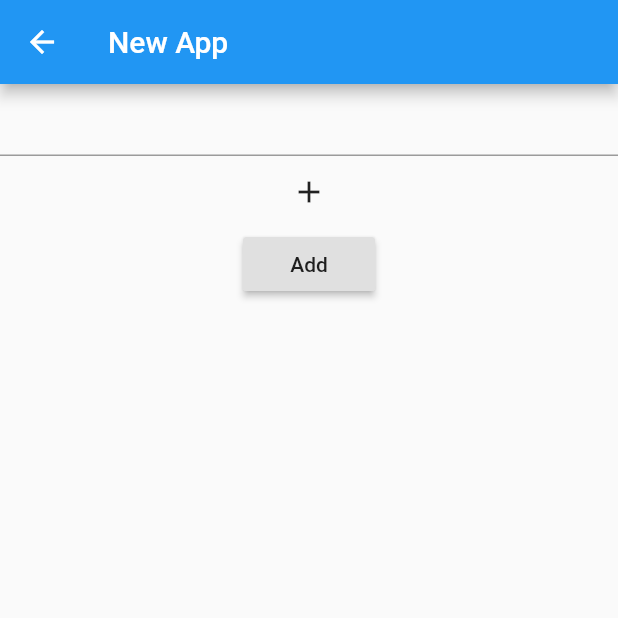
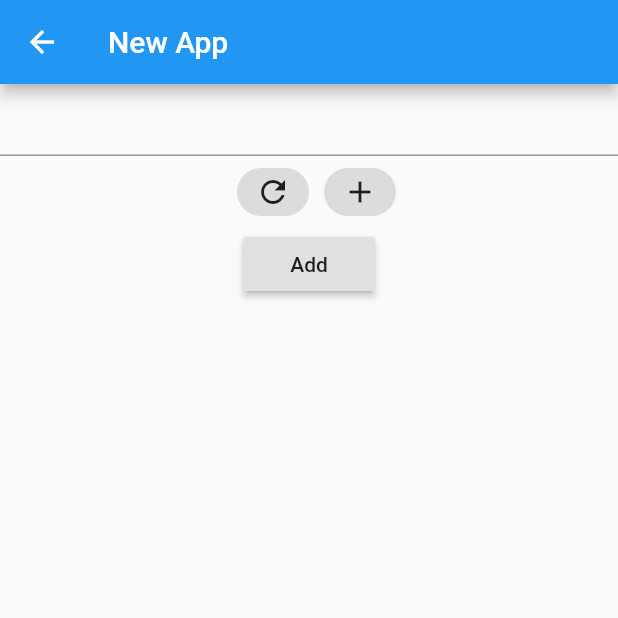
Before and after one commit to nicolas-andalaft/app_bundles, a Flutter app: the screen it shows after launch, after a tap on the "add" icon, on a phone screen of 412 x 824 dp, the top half of it. Run offline on Flutter 3.47's test engine with Material 2 defaults, Android fonts, the phone set to English and light mode, and no system bars; our stand-ins replace sqflite; missing offline and left inert: google_play_store_scraper_dart, receive_sharing_intent; accounts and stored records are empty; statements that could not run were skipped.

```diff
--- a/lib/main.dart
+++ b/lib/main.dart
@@ -20,7 +20,7 @@ class MyApp extends StatelessWidget {
       initialRoute: '/home',
       routes: {
         '/home': (context) => Homepage(),
-        '/appform': (context) => BookmarkForm(),
+        '/appform': (context) => AppForm(),
         '/bundleform': (context) => BundleForm(),
       },
     );
--- a/lib/screens/app_form.dart
+++ b/lib/screens/app_form.dart
@@ -5,16 +5,19 @@ import 'package:app_bundles/models/bundle.dart';
 
 import 'package:flutter/material.dart';
 
-class BookmarkForm extends StatefulWidget {
+class AppForm extends StatefulWidget {
+  final String appId;
+  const AppForm({this.appId});
+
   @override
-  _BookmarkFormState createState() => _BookmarkFormState();
+  _AppFormState createState() => _AppFormState();
 }
 
-class _BookmarkFormState extends State<BookmarkForm> {
+class _AppFormState extends State<AppForm> {
   final _formKey = GlobalKey<FormState>();
-  final _appLinkController = TextEditingController();
+  final _appIdController = TextEditingController();
   int _bundleIndex = 0;
-  List<Bundle> _bundles = List();
+  List<Bundle> _bundles;
 
   void _getBundleList() {
     BundleDao.readAll().then((data) => setState(() => _bundles = data));
@@ -22,8 +25,9 @@ class _BookmarkFormState extends State<BookmarkForm> {
 
   @override
   void initState() {
+    super.initState();
     _getBundleList();
-    super.initState();
+    _appIdController.text = widget.appId;
   }
 
   @override
@@ -36,7 +40,7 @@ class _BookmarkFormState extends State<BookmarkForm> {
           mainAxisSize: MainAxisSize.min,
           children: [
             TextFormField(
-              controller: _appLinkController,
+              controller: _appIdController,
               validator: (text) {
                 if (text.isEmpty)
                   return 'Required';
@@ -46,8 +50,11 @@ class _BookmarkFormState extends State<BookmarkForm> {
             ),
             Wrap(
               spacing: 10,
+              children: [
+                Wrap(
+                  spacing: 10,
                   children: List.generate(
-                _bundles.length,
+                    _bundles != null ? _bundles.length : 0,
                     (index) => ChoiceChip(
                       label: Text('${_bundles[index].name}'),
                       selected: _bundleIndex == index,
@@ -56,11 +63,16 @@ class _BookmarkFormState extends State<BookmarkForm> {
                     ),
                   ),
                 ),
-            FlatButton(
-              child: Icon(Icons.add),
+                ActionChip(
+                    label: Icon(Icons.refresh),
+                    onPressed: () => _getBundleList()),
+                ActionChip(
+                  label: Icon(Icons.add),
                   onPressed: () => Navigator.of(context)
                       .pushNamed('/bundleform')
                       .whenComplete(() => _getBundleList()),
+                ),
+              ],
             ),
             RaisedButton(
               child: Text('Add'),
@@ -68,7 +80,7 @@ class _BookmarkFormState extends State<BookmarkForm> {
                 if (!_formKey.currentState.validate()) return;
 
                 App newapp = App();
-                newapp.appId = _appLinkController.text;
+                newapp.appId = _appIdController.text;
                 newapp.bundleId = _bundles[_bundleIndex].id;
                 AppDao.create(newapp).then((_) => Navigator.pop(context));
               },
--- a/lib/screens/homepage.dart
+++ b/lib/screens/homepage.dart
@@ -1,7 +1,9 @@
 import 'package:app_bundles/database/bundle_dao.dart';
 import 'package:app_bundles/models/bundle.dart';
+import 'package:app_bundles/screens/app_form.dart';
 import 'package:app_bundles/screens/bundle_screen.dart';
 import 'package:flutter/material.dart';
+import 'package:receive_sharing_intent/receive_sharing_intent.dart';
 
 class Homepage extends StatefulWidget {
   @override
@@ -9,6 +11,26 @@ class Homepage extends StatefulWidget {
 }
 
 class _HomepageState extends State<Homepage> {
+  @override
+  void initState() {
+    super.initState();
+    ReceiveSharingIntent.getInitialText().then(
+      (value) {
+        if (value != null && value.isNotEmpty) {
+          if (value.contains('play.google.com') && value.contains('id=')) {
+            String id = value.split('id=')[1];
+            Navigator.of(context).push(
+              MaterialPageRoute(
+                builder: (context) => AppForm(appId: id),
+              ),
+            );
+          }
+        } else
+          print('Invalid link');
+      },
+    );
+  }
+
   @override
   Widget build(BuildContext context) {
     return Scaffold(
--- a/pubspec.yaml
+++ b/pubspec.yaml
@@ -26,6 +26,7 @@ dependencies:
   cupertino_icons: ^1.0.0
   google_play_store_scraper_dart: ^0.0.3
   path: ^1.7.0
+  receive_sharing_intent: ^1.4.2
   sqflite: ^1.3.2+2
   url_launcher: ^5.7.10
 
```
Also changed, not shown: pubspec.lock, 2 other files. Lines whose indentation alone changed are shown as unchanged.
